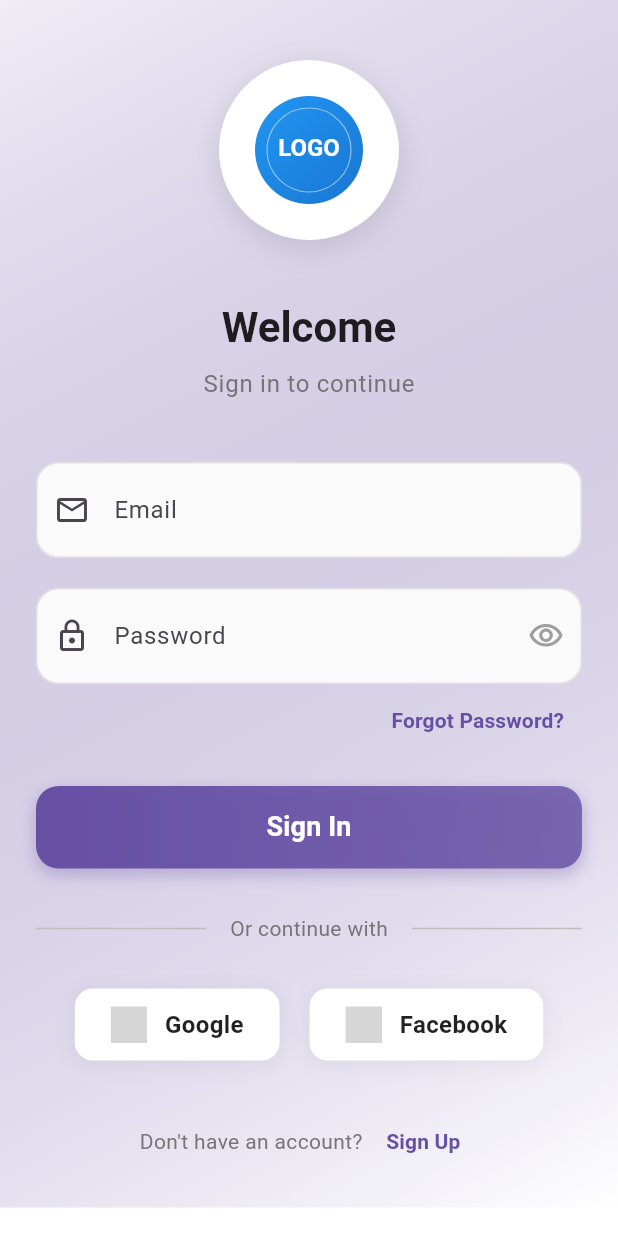
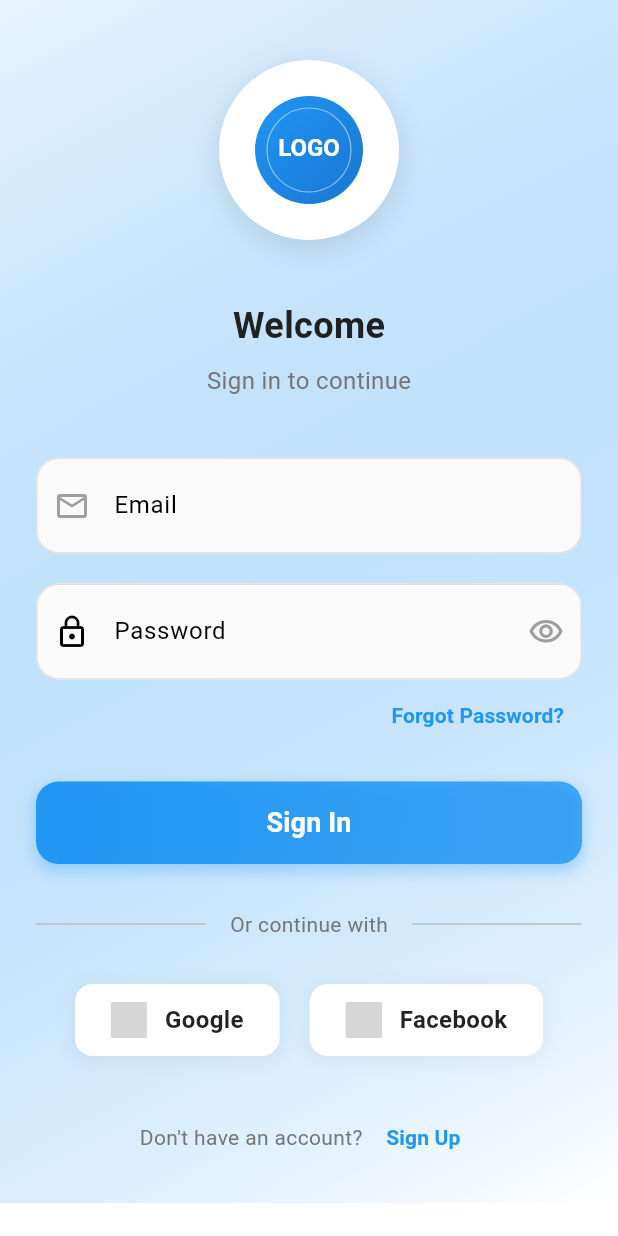
Before and after one commit to dat25134/flutter-base, a Flutter app: the screen it shows after launch, on a phone screen of 412 x 824 dp. Run offline on Flutter 3.47's test engine with Material 3 defaults, Android fonts, the phone set to English and light mode, and no system bars; our stand-ins replace dartz, equatable, flutter_bloc, flutter_svg, get_it, internet_connection_checker and 1 more; network calls fail; grey boxes are pictures that could not be loaded.

Commit message:
refactor style

```diff
--- /dev/null
+++ b/lib/core/theme/app_colors.dart
@@ -0,0 +1,22 @@
+import 'package:flutter/material.dart';
+
+class AppColors {
+  // Brand colors
+  static const Color primary = Color(0xFF2196F3);
+  static const Color primaryLight = Color(0xFF64B5F6);
+  static const Color primaryDark = Color(0xFF1976D2);
+
+  // Text colors
+  static const Color textPrimary = Color(0xFF212121);
+  static const Color textSecondary = Color(0xFF757575);
+  static const Color textHint = Color(0xFF9E9E9E);
+
+  // Background colors
+  static const Color background = Colors.white;
+  static const Color surface = Colors.white;
+  static const Color error = Color(0xFFB00020);
+
+  // Utils colors
+  static Color shadowColor = Colors.black.withOpacity(0.1);
+  static Color dividerColor = Colors.grey.shade400;
+}
--- /dev/null
+++ b/lib/core/theme/app_decorations.dart
@@ -0,0 +1,65 @@
+ import 'package:flutter/material.dart';
+import 'app_colors.dart';
+
+class AppDecorations {
+  static BoxDecoration get gradientBackground => BoxDecoration(
+    gradient: LinearGradient(
+      begin: Alignment.topLeft,
+      end: Alignment.bottomRight,
+      colors: [
+        AppColors.primary.withOpacity(0.1),
+        AppColors.background,
+      ],
+    ),
+  );
+
+  static BoxDecoration get logoContainer => BoxDecoration(
+    color: AppColors.background,
+    shape: BoxShape.circle,
+    boxShadow: [
+      BoxShadow(
+        color: AppColors.shadowColor,
+        spreadRadius: 1,
+        blurRadius: 15,
+        offset: const Offset(0, 5),
+      ),
+    ],
+  );
+
+  static BoxDecoration get socialButton => BoxDecoration(
+    color: AppColors.background,
+    borderRadius: BorderRadius.circular(12),
+    boxShadow: [
+      BoxShadow(
+        color: AppColors.shadowColor,
+        spreadRadius: 1,
+        blurRadius: 10,
+        offset: const Offset(0, 2),
+      ),
+    ],
+  );
+
+  static InputDecoration textFieldDecoration(String label, Widget? prefixIcon, Widget? suffixIcon) => InputDecoration(
+    labelText: label,
+    prefixIcon: prefixIcon,
+    suffixIcon: suffixIcon,
+    filled: true,
+    fillColor: Colors.grey.shade50,
+    contentPadding: const EdgeInsets.all(20),
+    border: OutlineInputBorder(
+      borderRadius: BorderRadius.circular(15),
+      borderSide: BorderSide(color: Colors.grey.shade300),
+    ),
+    enabledBorder: OutlineInputBorder(
+      borderRadius: BorderRadius.circular(15),
+      borderSide: BorderSide(color: Colors.grey.shade300),
+    ),
+    focusedBorder: OutlineInputBorder(
+      borderRadius: BorderRadius.circular(15),
+      borderSide: const BorderSide(
+        color: AppColors.primary,
+        width: 2,
+      ),
+    ),
+  );
+}
--- /dev/null
+++ b/lib/core/theme/app_text_styles.dart
@@ -0,0 +1,33 @@
+import 'package:flutter/material.dart';
+import 'app_colors.dart';
+
+class AppTextStyles {
+  static const TextStyle headline = TextStyle(
+    fontSize: 24,
+    fontWeight: FontWeight.bold,
+    color: AppColors.textPrimary,
+  );
+
+  static const TextStyle subtitle = TextStyle(
+    fontSize: 16,
+    color: AppColors.textSecondary,
+  );
+
+  static const TextStyle buttonText = TextStyle(
+    fontSize: 18,
+    fontWeight: FontWeight.bold,
+    color: Colors.white,
+  );
+
+  static const TextStyle linkText = TextStyle(
+    fontSize: 16,
+    fontWeight: FontWeight.w600,
+    color: AppColors.primary,
+  );
+
+  static const TextStyle socialButtonText = TextStyle(
+    fontSize: 16,
+    fontWeight: FontWeight.w600,
+    color: AppColors.textPrimary,
+  );
+}
--- /dev/null
+++ b/lib/core/theme/app_theme.dart
@@ -0,0 +1,22 @@
+import 'package:flutter/material.dart';
+import 'app_colors.dart';
+import 'app_text_styles.dart';
+
+class AppTheme {
+  static ThemeData get lightTheme {
+    return ThemeData(
+      primaryColor: AppColors.primary,
+      scaffoldBackgroundColor: AppColors.background,
+      colorScheme: const ColorScheme.light(
+        primary: AppColors.primary,
+        secondary: AppColors.primaryLight,
+        error: AppColors.error,
+      ),
+      textTheme: const TextTheme(
+        headlineMedium: AppTextStyles.headline,
+        bodyLarge: AppTextStyles.subtitle,
+      ),
+      useMaterial3: true,
+    );
+  }
+}
--- a/lib/features/auth/presentation/widgets/custom_text_field.dart
+++ b/lib/features/auth/presentation/widgets/custom_text_field.dart
@@ -1,4 +1,5 @@
 import 'package:flutter/material.dart';
+import '../../../../core/theme/app_decorations.dart';
 
 class CustomTextField extends StatelessWidget {
   final TextEditingController controller;
@@ -29,46 +30,10 @@ class CustomTextField extends StatelessWidget {
       obscureText: obscureText,
       keyboardType: keyboardType,
       style: const TextStyle(fontSize: 16),
-      decoration: InputDecoration(
-        labelText: label,
-        hintText: hintText,
-        prefixIcon: prefixIcon,
-        suffixIcon: suffixIcon,
-        filled: true,
-        fillColor: Colors.grey.shade50,
-        contentPadding: const EdgeInsets.all(20),
-        border: OutlineInputBorder(
-          borderRadius: BorderRadius.circular(15),
-          borderSide: BorderSide(color: Colors.grey.shade300),
-        ),
-        enabledBorder: OutlineInputBorder(
-          borderRadius: BorderRadius.circular(15),
-          borderSide: BorderSide(color: Colors.grey.shade300),
-        ),
-        focusedBorder: OutlineInputBorder(
-          borderRadius: BorderRadius.circular(15),
-          borderSide: BorderSide(
-            color: Theme.of(context).primaryColor,
-            width: 2,
-          ),
-        ),
-        errorBorder: OutlineInputBorder(
-          borderRadius: BorderRadius.circular(15),
-          borderSide: BorderSide(
-            color: Theme.of(context).colorScheme.error,
-          ),
-        ),
-        focusedErrorBorder: OutlineInputBorder(
-          borderRadius: BorderRadius.circular(15),
-          borderSide: BorderSide(
-            color: Theme.of(context).colorScheme.error,
-            width: 2,
-          ),
-        ),
-        floatingLabelStyle: TextStyle(
-          color: Theme.of(context).primaryColor,
-          fontSize: 18,
-        ),
+      decoration: AppDecorations.textFieldDecoration(
+        label,
+        prefixIcon,
+        suffixIcon,
       ),
       validator: validator,
     );
--- a/lib/features/auth/presentation/widgets/login_form.dart
+++ b/lib/features/auth/presentation/widgets/login_form.dart
@@ -1,6 +1,9 @@
 import 'package:flutter/material.dart';
 import 'package:flutter_bloc/flutter_bloc.dart';
 import 'package:flutter_svg/flutter_svg.dart';
+import '../../../../core/theme/app_colors.dart';
+import '../../../../core/theme/app_decorations.dart';
+import '../../../../core/theme/app_text_styles.dart';
 import '../bloc/auth_bloc.dart';
 import '../bloc/auth_event.dart';
 import '../bloc/auth_state.dart';
@@ -29,24 +32,13 @@ class _LoginFormState extends State<LoginForm> {
           child: Column(
             children: [
               const SizedBox(height: 40),
-              // Logo và Welcome Text
+              // Logo
               Hero(
                 tag: 'app_logo',
                 child: Container(
                   height: 120,
                   width: 120,
-                  decoration: BoxDecoration(
-                    color: Colors.white,
-                    shape: BoxShape.circle,
-                    boxShadow: [
-                      BoxShadow(
-                        color: Colors.black.withOpacity(0.1),
-                        spreadRadius: 1,
-                        blurRadius: 15,
-                        offset: const Offset(0, 5),
-                      ),
-                    ],
-                  ),
+                  decoration: AppDecorations.logoContainer,
                   child: Center(
                     child: SvgPicture.asset(
                       'assets/images/logo.svg',
@@ -57,27 +49,17 @@ class _LoginFormState extends State<LoginForm> {
                 ),
               ),
               const SizedBox(height: 40),
-              Text(
-                'Welcome',
-                style: Theme.of(context).textTheme.headlineMedium?.copyWith(
-                  fontWeight: FontWeight.bold,
-                  color: Colors.black87,
-                ),
-              ),
+              // Welcome Text
+              Text('Welcome', style: AppTextStyles.headline),
               const SizedBox(height: 8),
-              Text(
-                'Sign in to continue',
-                style: Theme.of(context).textTheme.bodyLarge?.copyWith(
-                  color: Colors.grey.shade600,
-                ),
-              ),
+              Text('Sign in to continue', style: AppTextStyles.subtitle),
               const SizedBox(height: 40),
 
               // Form Fields
               CustomTextField(
                 controller: _emailController,
                 label: 'Email',
-                prefixIcon: const Icon(Icons.email_outlined),
+                prefixIcon: Icon(Icons.email_outlined, color: AppColors.textHint),
                 keyboardType: TextInputType.emailAddress,
                 validator: (value) {
                   if (value?.isEmpty ?? true) {
--- a/lib/main.dart
+++ b/lib/main.dart
@@ -1,9 +1,8 @@
 import 'package:flutter/material.dart';
 import 'package:flutter_bloc/flutter_bloc.dart';
+import 'core/theme/app_theme.dart';
+import 'features/auth/presentation/pages/login_page.dart';
 import 'features/auth/presentation/bloc/auth_bloc.dart';
-import 'features/auth/presentation/bloc/auth_event.dart';
-import 'features/auth/presentation/bloc/auth_state.dart';
-import 'features/auth/presentation/pages/login_page.dart';
 import 'injection_container.dart' as di;
 
 void main() async {
@@ -19,11 +18,7 @@ class MyApp extends StatelessWidget {
   Widget build(BuildContext context) {
     return MaterialApp(
       title: 'Flutter Auth Demo',
-      theme: ThemeData(
-        primarySwatch: Colors.blue,
-        scaffoldBackgroundColor: Colors.white,
-        useMaterial3: true,
-      ),
+      theme: AppTheme.lightTheme,
       home: BlocProvider(
         create: (_) => di.sl<AuthBloc>(),
         child: const LoginPage(),
```
